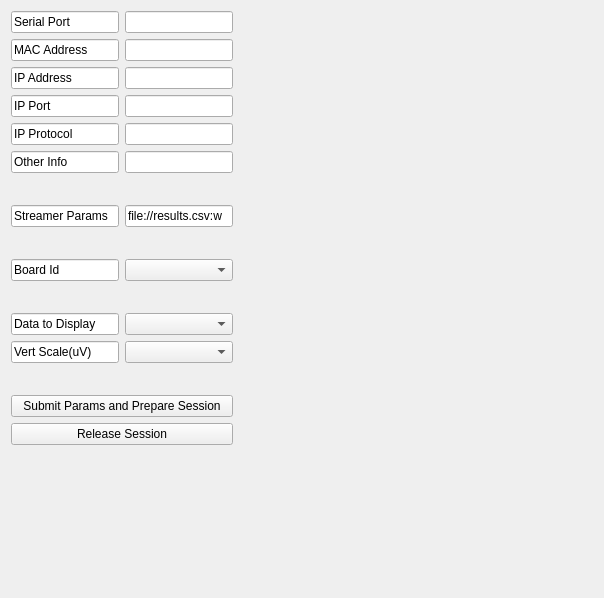
Before: the Qt Designer form applications/mne_scan/plugins/brainflowboard/FormFiles/brainflowsetupwidget.ui in mne-tools/mne-cpp, drawn with Qt 5.
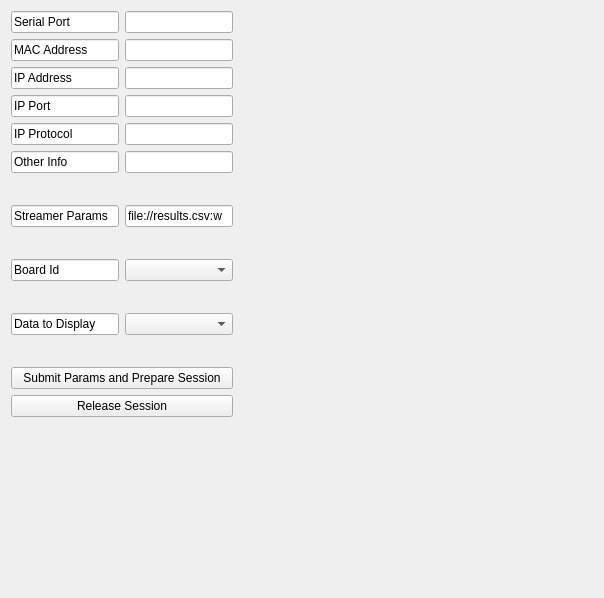
After: the same form once the commit is applied.

Commit message: fix case prepare-release-prepare

```diff
--- a/applications/mne_scan/plugins/brainflowboard/FormFiles/brainflowsetupwidget.ui
+++ b/applications/mne_scan/plugins/brainflowboard/FormFiles/brainflowsetupwidget.ui
@@ -144,12 +144,21 @@
        </property>
       </widget>
      </item>
-     <item row="15" column="0" colspan="2">
-      <widget class="QPushButton" name="prepareSession">
-       <property name="text">
-        <string>Submit Params and Prepare Session</string>
+     <item row="9" column="1">
+      <widget class="QComboBox" name="boardId"/>
+     </item>
+     <item row="10" column="0" colspan="2">
+      <spacer name="horizontalSpacer_2">
+       <property name="orientation">
+        <enum>Qt::Horizontal</enum>
        </property>
-      </widget>
+       <property name="sizeHint" stdset="0">
+        <size>
+         <width>40</width>
+         <height>20</height>
+        </size>
+       </property>
+      </spacer>
      </item>
      <item row="11" column="0">
       <widget class="QLineEdit" name="lineEdit_2">
@@ -177,42 +186,33 @@
      <item row="11" column="1">
       <widget class="QComboBox" name="dataType"/>
      </item>
-     <item row="16" column="0" colspan="2">
+     <item row="12" column="0" colspan="2">
+      <spacer name="horizontalSpacer_4">
+       <property name="orientation">
+        <enum>Qt::Horizontal</enum>
+       </property>
+       <property name="sizeHint" stdset="0">
+        <size>
+         <width>40</width>
+         <height>20</height>
+        </size>
+       </property>
+      </spacer>
+     </item>
+     <item row="14" column="0" colspan="2">
+      <widget class="QPushButton" name="prepareSession">
+       <property name="text">
+        <string>Submit Params and Prepare Session</string>
+       </property>
+      </widget>
+     </item>
+     <item row="15" column="0" colspan="2">
       <widget class="QPushButton" name="releaseSession">
        <property name="text">
         <string>Release Session</string>
        </property>
       </widget>
      </item>
-     <item row="12" column="0">
-      <widget class="QLineEdit" name="lineEdit_16">
-       <property name="text">
-        <string>Vert Scale(uV)</string>
-       </property>
-       <property name="readOnly">
-        <bool>true</bool>
-       </property>
-      </widget>
-     </item>
-     <item row="13" column="0" colspan="2">
-      <spacer name="horizontalSpacer_4">
-       <property name="orientation">
-        <enum>Qt::Horizontal</enum>
-       </property>
-       <property name="sizeHint" stdset="0">
-        <size>
-         <width>40</width>
-         <height>20</height>
-        </size>
-       </property>
-      </spacer>
-     </item>
-     <item row="12" column="1">
-      <widget class="QComboBox" name="vertScale"/>
-     </item>
-     <item row="9" column="1">
-      <widget class="QComboBox" name="boardId"/>
-     </item>
     </layout>
    </item>
    <item row="0" column="1">
```
Left out of the diff: 13 changed lines with no effect on the pictures. The commit also changes 3 other files.
